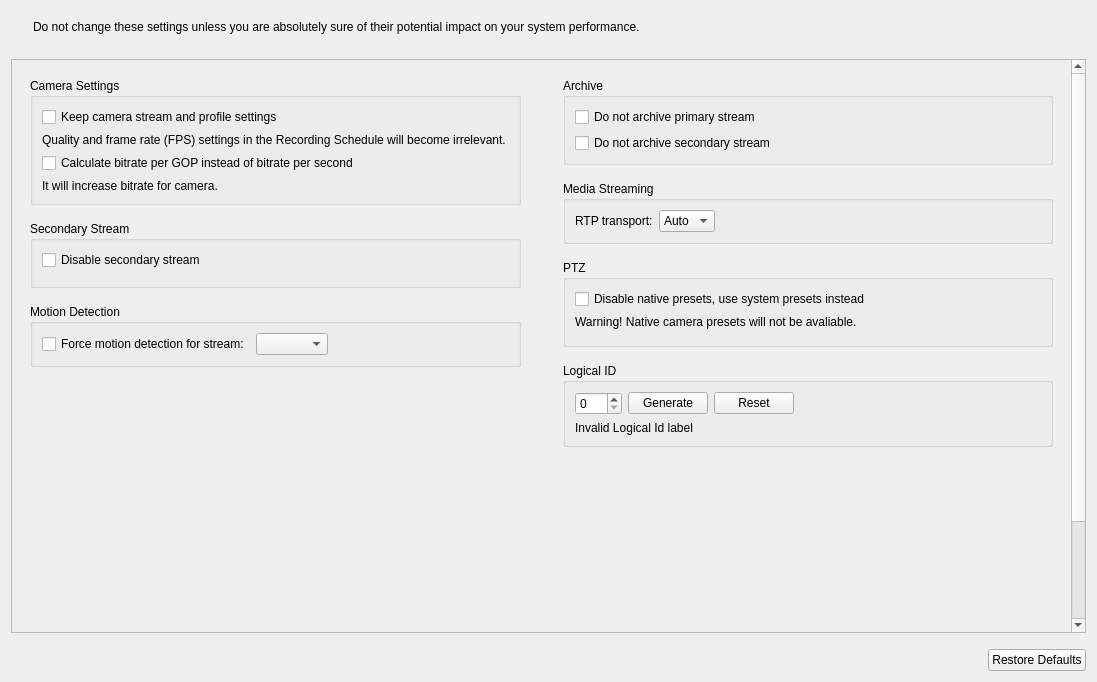
networkoptix/nx_open, file client/nx_client_desktop/src/ui/widgets/properties/expert_settings_widget.ui: the form before one commit.
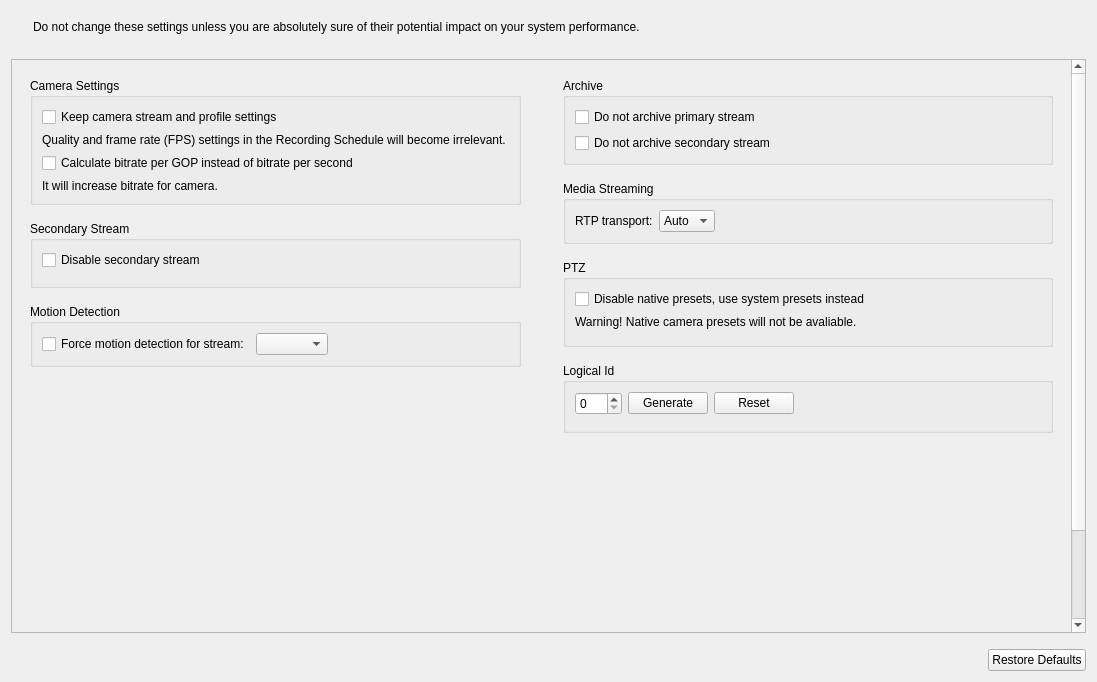
The form after the commit. Custom widgets are drawn as their Qt base class.

Commit message:
Fix translatable strings for Logical Id feature
<==== Mercurial data ====>
Branch: vms_3.2_dev

What changed in the file:
```diff
--- a/client/nx_client_desktop/src/ui/widgets/properties/expert_settings_widget.ui
+++ b/client/nx_client_desktop/src/ui/widgets/properties/expert_settings_widget.ui
@@ -59,8 +59,8 @@
        <rect>
         <x>0</x>
         <y>0</y>
-        <width>1058</width>
-        <height>681</height>
+        <width>1043</width>
+        <height>791</height>
        </rect>
       </property>
       <layout class="QHBoxLayout" name="horizontalLayout_5" stretch="1,1">
@@ -336,7 +336,7 @@
           <item>
            <widget class="QGroupBox" name="logicalIdGroupBox">
             <property name="title">
-             <string>Logical ID</string>
+             <string>Logical Id</string>
             </property>
             <layout class="QVBoxLayout" name="verticalLayout_11">
              <item>
@@ -378,14 +378,7 @@
               </layout>
              </item>
              <item>
-              <widget class="QLabel" name="InvalidLogicalIdText">
-               <property name="text">
-                <string>Invalid Logical Id label</string>
-               </property>
-               <property name="wordWrap">
-                <bool>true</bool>
-               </property>
-              </widget>
+              <widget class="QnWordWrappedLabel" name="logicalIdWarningLabel" native="true"/>
              </item>
             </layout>
            </widget>
@@ -436,6 +429,14 @@
    </item>
   </layout>
  </widget>
+ <customwidgets>
+  <customwidget>
+   <class>QnWordWrappedLabel</class>
+   <extends>QWidget</extends>
+   <header location="global">ui/widgets/word_wrapped_label.h</header>
+   <container>1</container>
+  </customwidget>
+ </customwidgets>
  <tabstops>
   <tabstop>scrollArea</tabstop>
   <tabstop>settingsDisableControlCheckBox</tabstop>
```
Left out of the diff: 22 changed lines with no effect on the pictures. The commit also changes 3 other files.
